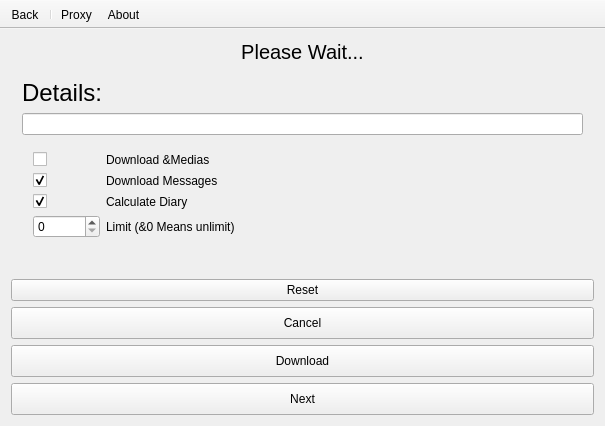
First picture: the form in mainwindow.ui, repository Aseman-Land/aseman-telegram-backuper, before the edit.
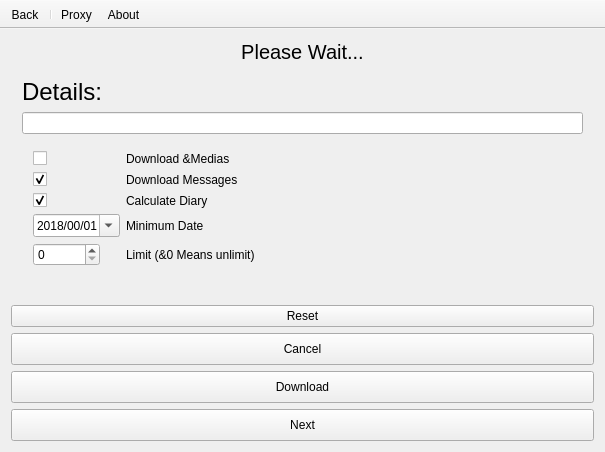
Second picture: the form after the edit. Icons and pictures are not drawn.

Commit message: Password login bugfix

What changed in the file:
```diff
--- a/mainwindow.ui
+++ b/mainwindow.ui
@@ -7,7 +7,7 @@
     <x>0</x>
     <y>0</y>
     <width>605</width>
-    <height>426</height>
+    <height>452</height>
    </rect>
   </property>
   <property name="windowTitle">
@@ -365,20 +365,6 @@
                 </property>
                </widget>
               </item>
-              <item row="3" column="0">
-               <widget class="QSpinBox" name="limitSpin">
-                <property name="maximum">
-                 <number>100000</number>
-                </property>
-               </widget>
-              </item>
-              <item row="3" column="1">
-               <widget class="QLabel" name="label_10">
-                <property name="text">
-                 <string>Limit (&amp;0 Means unlimit)</string>
-                </property>
-               </widget>
-              </item>
               <item row="2" column="0">
                <widget class="QCheckBox" name="diaryCheck">
                 <property name="text">
@@ -396,6 +382,58 @@
                 </property>
                </widget>
               </item>
+              <item row="3" column="1">
+               <widget class="QLabel" name="label_16">
+                <property name="text">
+                 <string>Minimum Date</string>
+                </property>
+               </widget>
+              </item>
+              <item row="4" column="0">
+               <widget class="QSpinBox" name="limitSpin">
+                <property name="maximum">
+                 <number>100000</number>
+                </property>
+               </widget>
+              </item>
+              <item row="4" column="1">
+               <widget class="QLabel" name="label_10">
+                <property name="text">
+                 <string>Limit (&amp;0 Means unlimit)</string>
+                </property>
+               </widget>
+              </item>
+              <item row="3" column="0">
+               <widget class="QDateEdit" name="minimumDate">
+                <property name="maximumDate">
+                 <date>
+                  <year>2030</year>
+                  <month>12</month>
+                  <day>1</day>
+                 </date>
+                </property>
+                <property name="minimumDate">
+                 <date>
+                  <year>2010</year>
+                  <month>1</month>
+                  <day>1</day>
+                 </date>
+                </property>
+                <property name="displayFormat">
+                 <string>yyyy/mm/dd</string>
+                </property>
+                <property name="calendarPopup">
+                 <bool>true</bool>
+                </property>
+                <property name="date">
+                 <date>
+                  <year>2018</year>
+                  <month>1</month>
+                  <day>1</day>
+                 </date>
+                </property>
+               </widget>
+              </item>
              </layout>
             </widget>
            </item>
```
The commit also changes 2 other files.
